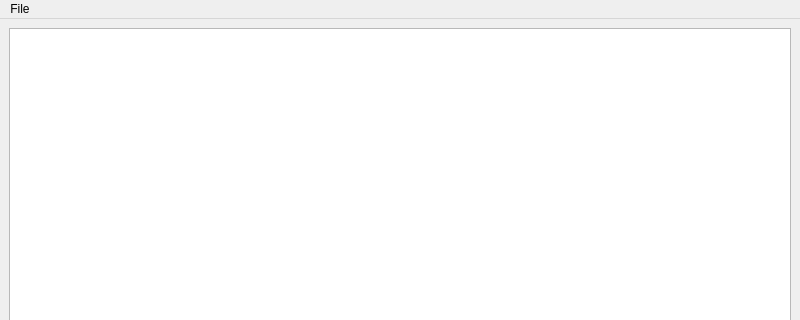
Old version of the form tools/machines-fonts-viewer/MainWindow.ui in the repository WiredForWar/machines-data; both pictures show x 0 to 800 and y 0 to 320 of the 800 by 600 pixel window.
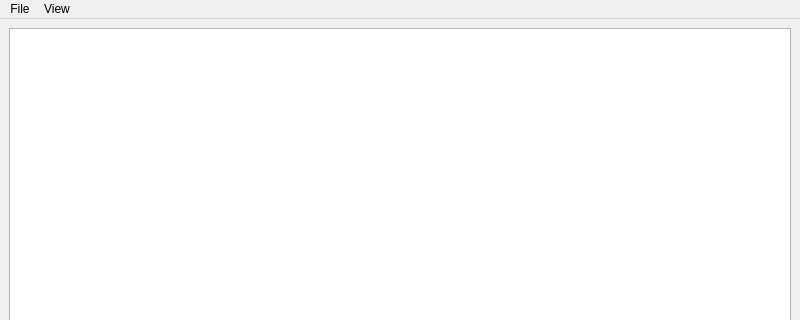
New version of the form. Icons and pictures are not drawn.

Commit message: tools/fonts-viewer: Add an option to customize the reference font

What changed in the file:
```diff
--- a/tools/machines-fonts-viewer/MainWindow.ui
+++ b/tools/machines-fonts-viewer/MainWindow.ui
@@ -41,7 +41,14 @@
     <addaction name="actionReload"/>
     <addaction name="actionExit"/>
    </widget>
+   <widget class="QMenu" name="menuView">
+    <property name="title">
+     <string>View</string>
+    </property>
+    <addaction name="actionSelectReferenceFont"/>
+   </widget>
    <addaction name="menuFile"/>
+   <addaction name="menuView"/>
   </widget>
   <widget class="QStatusBar" name="statusbar"/>
   <action name="actionOpen">
```
Left out of the diff: 5 changed lines with no effect on the pictures. The commit also changes 2 other files.
